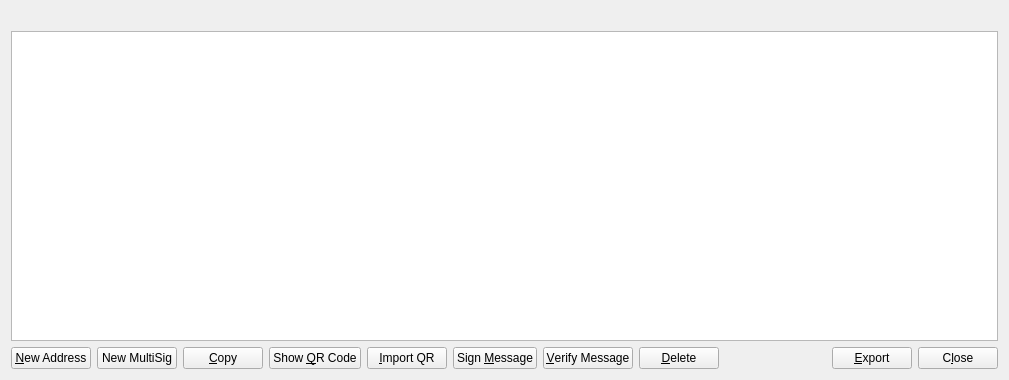
This is src/qt/forms/addressbookpage.ui in feathercoin2/Feathercoin2 as Qt 5 draws it before an edit. The edited form follows.
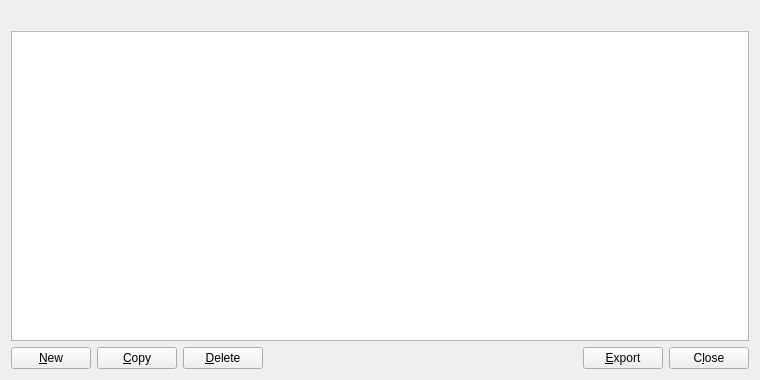
This is the edited form. Icons and pictures are not drawn.

Diff of the .ui file:
```diff
--- a/src/qt/forms/addressbookpage.ui
+++ b/src/qt/forms/addressbookpage.ui
@@ -6,7 +6,7 @@
    <rect>
     <x>0</x>
     <y>0</y>
-    <width>1009</width>
+    <width>760</width>
     <height>380</height>
    </rect>
   </property>
@@ -57,22 +57,14 @@
         <string>Create a new address</string>
        </property>
        <property name="text">
-        <string>&amp;New Address</string>
+        <string>&amp;New</string>
        </property>
        <property name="icon">
         <iconset resource="../feathercoin.qrc">
          <normaloff>:/icons/add</normaloff>:/icons/add</iconset>
        </property>
-      </widget>
-     </item>
-     <item>
-      <widget class="QPushButton" name="newMultiSigAddress">
-       <property name="text">
-        <string>New MultiSig</string>
-       </property>
-       <property name="icon">
-        <iconset resource="../feathercoin.qrc">
-         <normaloff>:/icons/add</normaloff>:/icons/add</iconset>
+       <property name="autoDefault">
+        <bool>false</bool>
        </property>
       </widget>
      </item>
@@ -88,55 +80,8 @@
         <iconset resource="../feathercoin.qrc">
          <normaloff>:/icons/editcopy</normaloff>:/icons/editcopy</iconset>
        </property>
-      </widget>
-     </item>
-     <item>
-      <widget class="QPushButton" name="showQRCode">
-       <property name="text">
-        <string>Show &amp;QR Code</string>
-       </property>
-       <property name="icon">
-        <iconset resource="../feathercoin.qrc">
-         <normaloff>:/icons/qrcode</normaloff>:/icons/qrcode</iconset>
-       </property>
-      </widget>
-     </item>
-     <item>
-      <widget class="QPushButton" name="importQRCodeButton">
-       <property name="text">
-        <string>&amp;Import QR</string>
-       </property>
-       <property name="icon">
-        <iconset resource="../feathercoin.qrc">
-         <normaloff>:/icons/qrcode</normaloff>:/icons/qrcode</iconset>
-       </property>
-      </widget>
-     </item>
-     <item>
-      <widget class="QPushButton" name="signMessage">
-       <property name="toolTip">
-        <string>Sign a message to prove you own a FTC address</string>
-       </property>
-       <property name="text">
-        <string>Sign &amp;Message</string>
-       </property>
-       <property name="icon">
-        <iconset resource="../feathercoin.qrc">
-         <normaloff>:/icons/edit</normaloff>:/icons/edit</iconset>
-       </property>
-      </widget>
-     </item>
-     <item>
-      <widget class="QPushButton" name="verifyMessage">
-       <property name="toolTip">
-        <string>Verify a message to ensure it was signed with a specified FTC address</string>
-       </property>
-       <property name="text">
-        <string>&amp;Verify Message</string>
-       </property>
-       <property name="icon">
-        <iconset resource="../feathercoin.qrc">
-         <normaloff>:/icons/transaction_0</normaloff>:/icons/transaction_0</iconset>
+       <property name="autoDefault">
+        <bool>false</bool>
        </property>
       </widget>
      </item>
@@ -152,6 +97,9 @@
         <iconset resource="../feathercoin.qrc">
          <normaloff>:/icons/remove</normaloff>:/icons/remove</iconset>
        </property>
+       <property name="autoDefault">
+        <bool>false</bool>
+       </property>
       </widget>
      </item>
      <item>
@@ -179,6 +127,9 @@
         <iconset resource="../feathercoin.qrc">
          <normaloff>:/icons/export</normaloff>:/icons/export</iconset>
        </property>
+       <property name="autoDefault">
+        <bool>false</bool>
+       </property>
       </widget>
      </item>
      <item>
@@ -192,6 +143,9 @@
        <property name="text">
         <string>C&amp;lose</string>
        </property>
+       <property name="autoDefault">
+        <bool>false</bool>
+       </property>
       </widget>
      </item>
     </layout>
```
Left out of the diff: 12 changed lines with no effect on the pictures.
